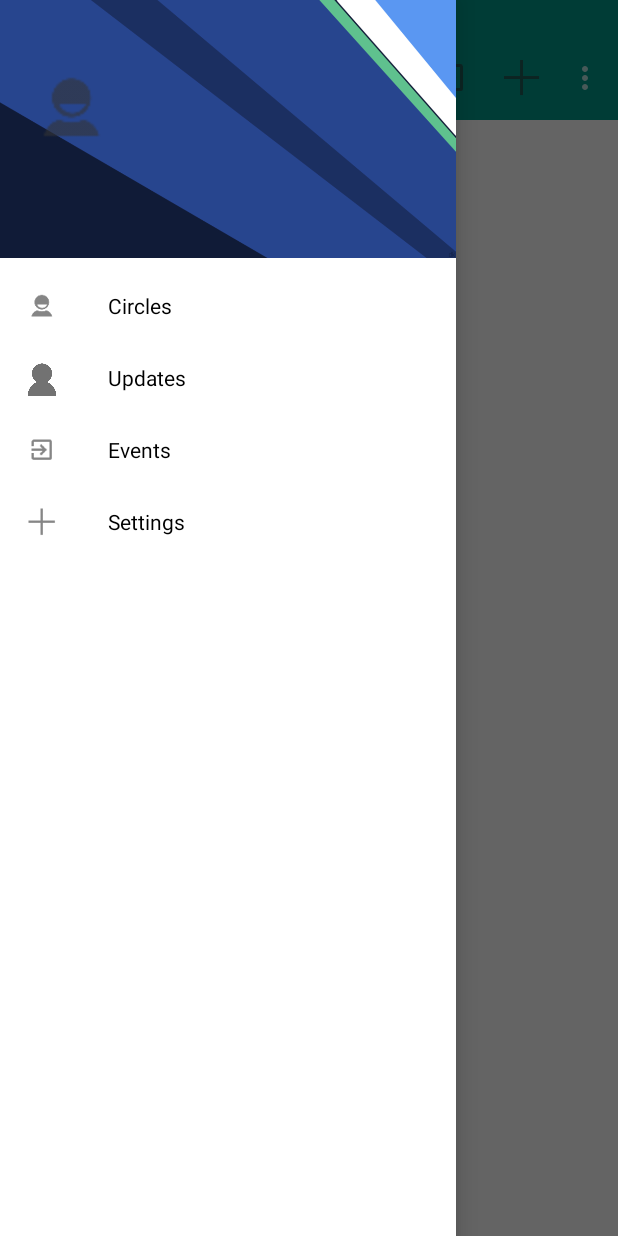
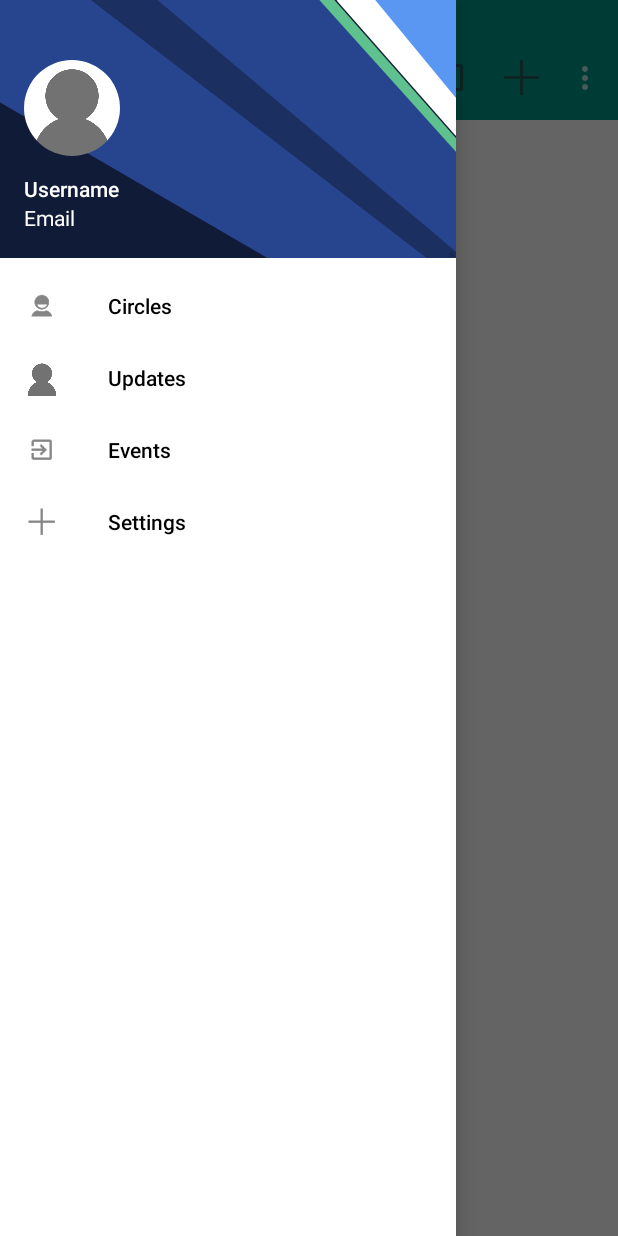
Before and after one commit to aman95/Rythm, an Android app: the Dashboard screen opened directly, with no data from a screen before it, on a phone screen of 412 x 824 dp. Run offline under Robolectric (Android 15) with nearby library versions, the phone set to English and light mode, and no system bars; plain views replace CircularImageView; 5 statements that could not run were skipped.

Commit message:
NavDrawer Changes

```diff
--- a/app/build.gradle
+++ b/app/build.gradle
@@ -26,8 +26,8 @@ dependencies {
     //compile files('libs/Parse-1.8.3.jar')
     //compile 'com.parse.bolts:bolts-android:1.+'
     compile fileTree(include: 'Parse-*.jar', dir: 'libs')
-    compile 'com.android.support:cardview-v7:22.1.1'
-    compile 'com.android.support:recyclerview-v7:22.1.1'
-    compile 'com.android.support:appcompat-v7:22.1.1'
+    compile 'com.android.support:cardview-v7:22.2.0'
+    compile 'com.android.support:recyclerview-v7:22.2.0'
+    compile 'com.android.support:appcompat-v7:22.2.0'
     compile 'com.pkmmte.view:circularimageview:1.1'
 }
--- a/app/src/main/AndroidManifest.xml
+++ b/app/src/main/AndroidManifest.xml
@@ -4,6 +4,7 @@
 
     <uses-permission android:name="android.permission.INTERNET" />
     <uses-permission android:name="android.permission.ACCESS_NETWORK_STATE" />
+    <uses-permission android:name="com.android.launcher.permission.INSTALL_SHORTCUT" />
 
     <application
         android:allowBackup="true"
--- a/app/src/main/java/com/code_breakers/rythm/Dashboard.java
+++ b/app/src/main/java/com/code_breakers/rythm/Dashboard.java
@@ -43,16 +43,6 @@ public class Dashboard extends AppCompatActivity implements Dashboard_NavDrawer.
 
     }
 
-//    public void goToCreateCircle(View view) {
-////        Intent i = new Intent(getApplicationContext(),Create_circle.class);
-////        startActivity(i);
-////        return;
-//        android.support.v4.app.FragmentManager fragmentManager = getSupportFragmentManager();
-//        android.support.v4.app.FragmentTransaction fragmentTransaction = fragmentManager.beginTransaction();
-//                fragmentTransaction.replace(R.id.containerFragment, Circles.newInstance("Hello", "World"));
-//                fragmentTransaction.commit();
-//
-//    }
 
     @Override
     public void onNavigationDrawerItemSelected(int position) {
@@ -117,15 +107,13 @@ public class Dashboard extends AppCompatActivity implements Dashboard_NavDrawer.
 
         //noinspection SimplifiableIfStatement
         if (id == R.id.action_settings) {
-            Intent i = new Intent(getApplicationContext(), about.class);
-            startActivity(i);
-            finish();
+            Toast.makeText(getApplicationContext(),"Work in Progress!!",Toast.LENGTH_SHORT).show();
             return true;
         }
         if (id == R.id.logout) {
             //Logging out user through parse script
             ParseUser.logOut();
-            Toast.makeText(getApplicationContext(), "Logged Out", Toast.LENGTH_LONG).show();
+            Toast.makeText(getApplicationContext(), "Logged Out", Toast.LENGTH_SHORT).show();
 
             Intent i = new Intent(getApplicationContext(), login.class);
             startActivity(i);
--- a/app/src/main/java/com/code_breakers/rythm/Dashboard_NavDrawer.java
+++ b/app/src/main/java/com/code_breakers/rythm/Dashboard_NavDrawer.java
@@ -17,12 +17,14 @@ import android.view.LayoutInflater;
 import android.view.View;
 import android.view.ViewGroup;
 import android.widget.ImageView;
+import android.widget.TextView;
 import android.widget.Toast;
 
 import com.code_breakers.rythm.adapters.DrawerAdapter;
 import com.code_breakers.rythm.adapters.DrawerItems;
 import com.code_breakers.rythm.listners.RecyclerItemClickListener;
 import com.code_breakers.rythm.preferences.setSharedPreferences;
+import com.parse.ParseUser;
 
 import java.io.IOException;
 import java.net.MalformedURLException;
@@ -49,6 +51,8 @@ public class Dashboard_NavDrawer extends Fragment {
     private boolean mFromSavedInstanceState;
     private static final String KEY_USER_LEARNED_DRAWER = "user_learnd_drawer";
     private View containerView;
+
+    TextView drawerUsername , drawerEmail;
 
 
     public Dashboard_NavDrawer() {
@@ -169,6 +173,12 @@ public class Dashboard_NavDrawer extends Fragment {
 
         //Setting up user icon
         com.pkmmte.view.CircularImageView userIcon = (com.pkmmte.view.CircularImageView) containerView.findViewById(R.id.user_icon);
+
+        drawerUsername = (TextView) containerView.findViewById(R.id.drawer_username);
+        drawerEmail = (TextView)containerView.findViewById(R.id.drawer_email);
+
+        drawerUsername.setText(ParseUser.getCurrentUser().getString("FullName"));
+        drawerEmail.setText(ParseUser.getCurrentUser().getString("email"));
 //        URL url = null;
 //        try {
 //            url = new URL("http://lorempixel.com/64/64/nature/");
--- a/app/src/main/java/com/code_breakers/rythm/listners/RecyclerItemClickListener.java
+++ b/app/src/main/java/com/code_breakers/rythm/listners/RecyclerItemClickListener.java
@@ -60,4 +60,9 @@ public class RecyclerItemClickListener implements RecyclerView.OnItemTouchListen
 
     @Override
     public void onTouchEvent(RecyclerView view, MotionEvent motionEvent){}
+
+    @Override
+    public void onRequestDisallowInterceptTouchEvent(boolean disallowIntercept) {
+
+    }
 }
--- a/app/src/main/res/layout/drawer_list_items.xml
+++ b/app/src/main/res/layout/drawer_list_items.xml
@@ -24,6 +24,9 @@
         android:layout_marginStart="32dp"
         android:layout_toEndOf="@+id/drawer_list_item_icon"
         android:text="Test!!!"
-        android:textColor="#000000" />
+        android:textSize="14sp"
+        android:textColor="#000000"
+        android:fontFamily="sans-serif-medium"
+        android:textStyle="normal"/>
 
 </RelativeLayout>
--- a/app/src/main/res/layout/fragment_dashboard__nav_drawer.xml
+++ b/app/src/main/res/layout/fragment_dashboard__nav_drawer.xml
@@ -1,18 +1,17 @@
 <RelativeLayout xmlns:android="http://schemas.android.com/apk/res/android"
     xmlns:tools="http://schemas.android.com/tools"
-    xmlns:app="http://schemas.android.com/apk/res-auto"
     android:layout_width="match_parent"
     android:layout_height="match_parent"
     android:background="@color/white"
     tools:context="com.code_breakers.rythm.Dashboard_NavDrawer">
 
-    <!-- TODO: Update blank fragment layout -->
 
     <LinearLayout
+        android:id="@+id/container_nav_drawer_image"
         android:layout_width="304dp"
         android:layout_height="172dp"
-        android:id="@+id/container_nav_drawer_image"
-        android:background="@drawable/ic_nav_drawer_head" >
+        android:background="@drawable/ic_nav_drawer_head"
+        android:orientation="vertical">
 
         <com.pkmmte.view.CircularImageView
             android:id="@+id/user_icon"
@@ -20,16 +19,46 @@
             android:layout_height="64dp"
             android:layout_marginStart="16dp"
             android:layout_marginTop="40dp"
-            android:src="@drawable/ic_person"/>
+            android:src="@drawable/ic_user_icon" />
+
+        <LinearLayout
+            android:layout_width="match_parent"
+            android:layout_height="56dp"
+            android:paddingStart="16dp"
+            android:paddingEnd="16dp"
+            android:layout_marginTop="8dp"
+            android:orientation="vertical">
+
+            <TextView
+                android:id="@+id/drawer_username"
+                android:layout_width="wrap_content"
+                android:layout_height="wrap_content"
+                android:fontFamily="sans-serif-medium"
+                android:layout_marginTop="4dp"
+                android:text="Username"
+                android:textSize="14sp"
+                android:textColor="#FFFFFF"
+                android:textStyle="normal" />
+            <TextView
+                android:id="@+id/drawer_email"
+                android:layout_width="wrap_content"
+                android:layout_height="wrap_content"
+                android:fontFamily="sans-serif"
+
+                android:text="Email"
+                android:textSize="14sp"
+                android:textColor="#FFFFFF"
+                android:textStyle="normal" />
+        </LinearLayout>
 
     </LinearLayout>
 
     <android.support.v7.widget.RecyclerView
+        android:id="@+id/drawer_list"
         android:layout_width="match_parent"
         android:layout_height="wrap_content"
         android:layout_below="@+id/container_nav_drawer_image"
-        android:layout_marginTop="8dp"
-        android:id="@+id/drawer_list">
+        android:layout_marginTop="8dp">
 
     </android.support.v7.widget.RecyclerView>
 
```
Also changed, not shown: app/src/main/java/com/code_breakers/rythm/MainActivity.java (+17 -0 lines), 1 other file.
